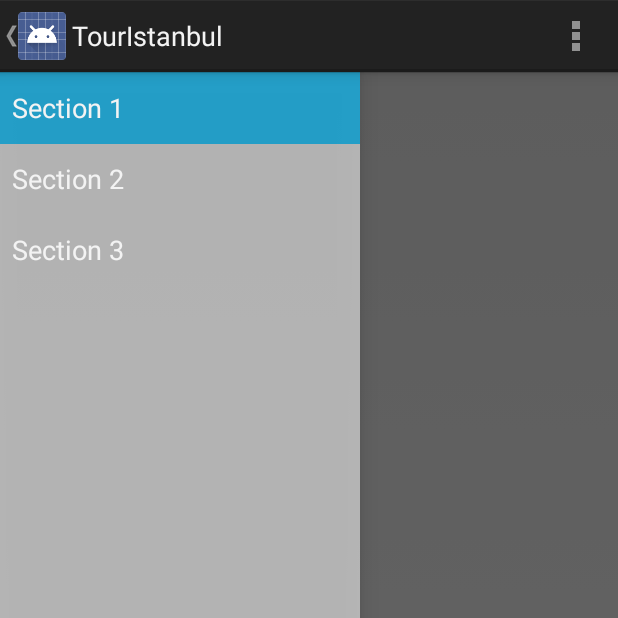
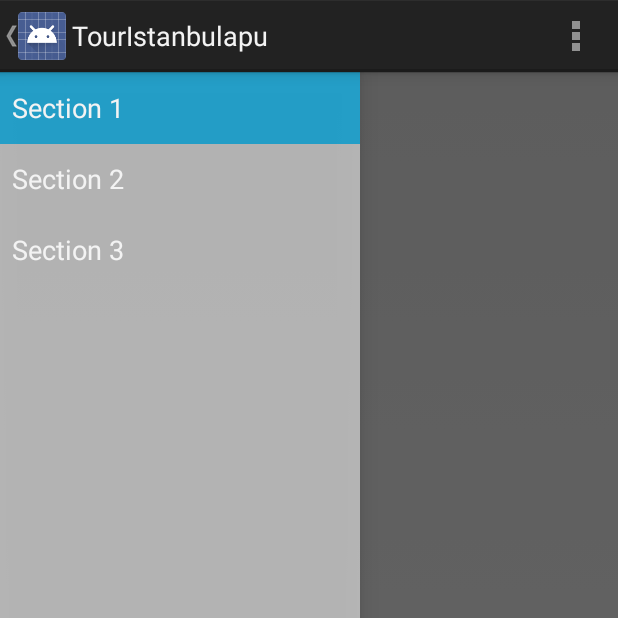
Before and after one commit to marsavela/TourIstanbul, an Android app: the screen it shows after launch (MainActivity), on a phone screen of 412 x 824 dp, the top half of it. Run offline under Robolectric (Android 15) with nearby library versions, the phone set to English and light mode, and no system bars; 2 statements that could not run were skipped.

Commit message:
Git demo 4

```diff
--- a/app/src/main/java/lbs/erasmus/touristanbul/MainActivity.java
+++ b/app/src/main/java/lbs/erasmus/touristanbul/MainActivity.java
@@ -29,6 +29,7 @@
     /**
      * Used to store the last screen title. For use in {@link #restoreActionBar()}.
      */
+    //hfsdifosdf
     private CharSequence mTitle;
 
     @Override
--- a/app/src/main/res/values/strings.xml
+++ b/app/src/main/res/values/strings.xml
@@ -1,7 +1,7 @@
 <?xml version="1.0" encoding="utf-8"?>
 <resources>
 
-    <string name="app_name">TourIstanbul</string>
+    <string name="app_name">TourIstanbulapu</string>
     <string name="title_section1">Section 1</string>
     <string name="title_section2">Section 2</string>
     <string name="title_section3">Section 3</string>
```
